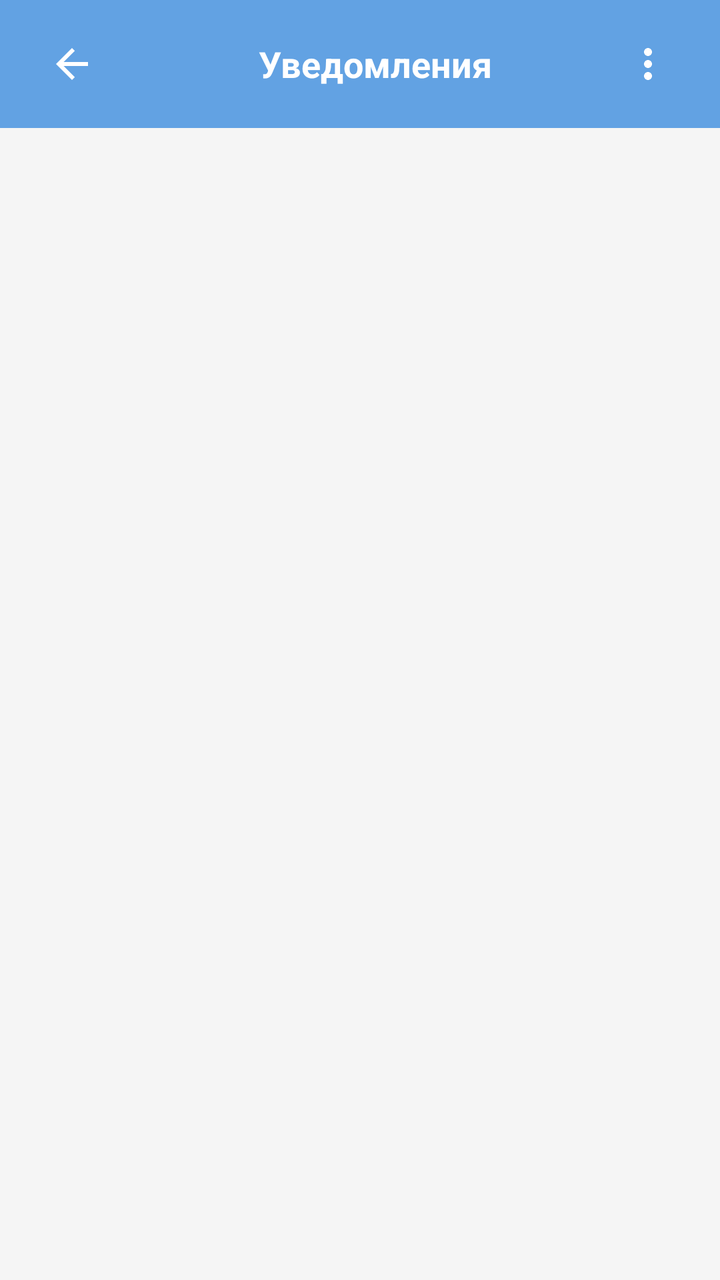
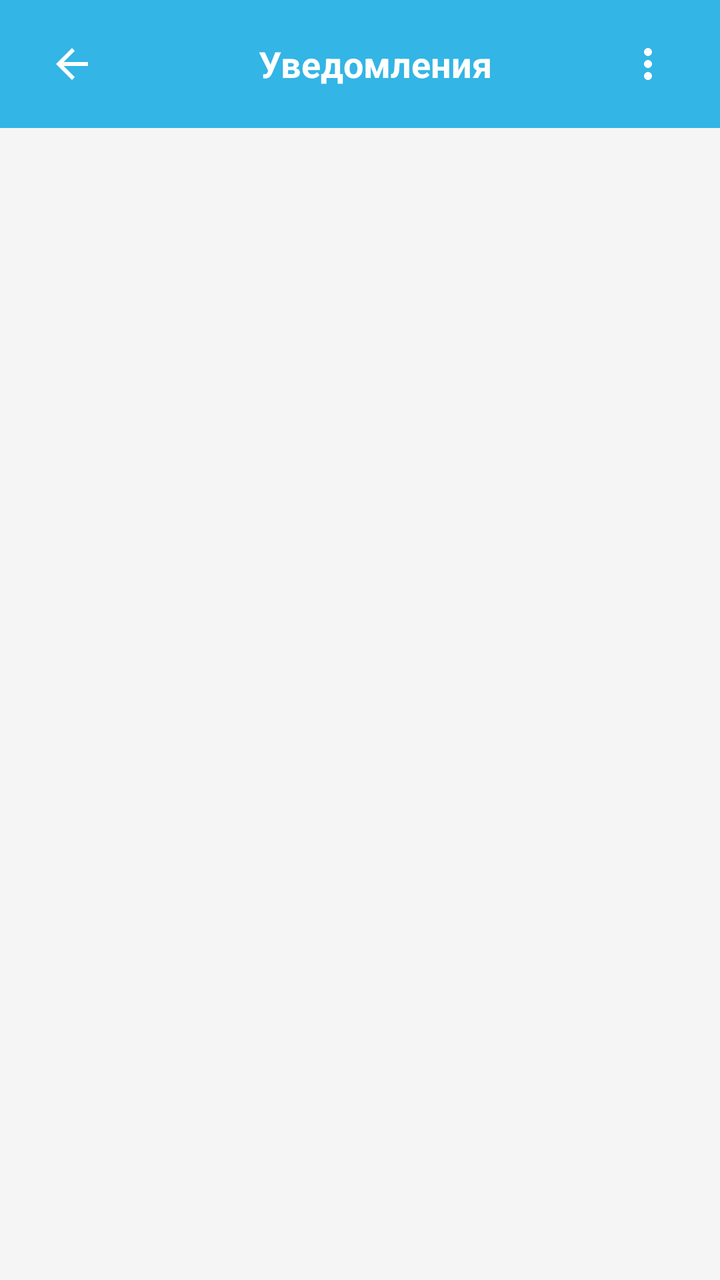

Two renders of the same Android screen: before a commit and after it. Below are the layout's source before the change and the commit's diff.
<!-- AndroidManifest.xml: application theme Theme.FitnessApp -->
<!-- res/layout/activity_notifications.xml -->
<?xml version="1.0" encoding="utf-8"?>
<RelativeLayout xmlns:android="http://schemas.android.com/apk/res/android"
    xmlns:app="http://schemas.android.com/apk/res-auto"
    xmlns:tools="http://schemas.android.com/tools"
    android:layout_width="match_parent"
    android:layout_height="match_parent"
    tools:context=".activities.NotificationsActivity">

    
    <androidx.appcompat.widget.Toolbar
        android:id="@+id/toolbar"
        android:layout_width="match_parent"
        android:layout_height="?attr/actionBarSize"
        android:background="@color/menuColor"
        android:theme="?attr/actionBarTheme"
        android:elevation="4dp">

        
        <RelativeLayout
            android:background="@color/menuColor"
            android:layout_width="match_parent"
            android:layout_height="match_parent">

            
            <ImageView
                android:id="@+id/backButton"
                android:layout_width="24dp"
                android:layout_height="24dp"
                android:src="@drawable/ic_arrow_back"
                android:layout_centerVertical="true"
                android:layout_marginStart="8dp"
                android:contentDescription="Назад"
                app:tint="@android:color/white"/>

            
            <TextView
                android:layout_width="wrap_content"
                android:layout_height="wrap_content"
                android:text="Уведомления"
                android:layout_centerInParent="true"
                android:textColor="@android:color/white"
                android:textSize="18sp"
                android:textStyle="bold"/>

            
            <ImageView
                android:id="@+id/btnMenu"
                android:layout_width="40dp"
                android:layout_height="40dp"
                android:src="@drawable/ic_move_menu"
                android:layout_centerVertical="true"
                android:layout_alignParentEnd="true"
                android:layout_marginEnd="16dp"
                android:padding="8dp"
                android:clickable="true"
                android:focusable="true"
                app:tint="@android:color/white"/>

        </RelativeLayout>

    </androidx.appcompat.widget.Toolbar>

    
    <LinearLayout
        android:id="@+id/dropdownMenu"
        android:layout_width="200dp"
        android:layout_height="60dp"
        android:layout_below="@id/toolbar"
        android:layout_alignParentEnd="true"
        android:layout_marginTop="4dp"
        android:layout_marginEnd="16dp"
        android:background="@drawable/menu_background"
        android:orientation="vertical"
        android:visibility="gone"
        android:elevation="12dp">

        
        <TextView
            android:id="@+id/menuDeleteAll"
            android:layout_width="match_parent"
            android:layout_height="match_parent"
            android:text="Удалить все"
            android:textSize="18sp"
            android:textStyle="bold"
            android:gravity="center"
            android:padding="16dp"
            android:background="@drawable/menu_item_background"
            android:textColor="#FF0000"/>

    </LinearLayout>

    
    <ScrollView
        android:layout_width="match_parent"
        android:layout_height="match_parent"
        android:layout_below="@id/toolbar"
        android:padding="16dp"
        android:background="#F5F5F5">

        
        <LinearLayout
            android:id="@+id/notificationsContainer"
            android:layout_width="match_parent"
            android:layout_height="wrap_content"
            android:orientation="vertical" />

    </ScrollView>
</RelativeLayout>
<!-- resources referenced by this layout -->
<resources>
  <color name="menuColor">#62A2E3</color>
  <!-- drawable ic_arrow_back (drawable) -->
  <vector xmlns:android="http://schemas.android.com/apk/res/android" android:autoMirrored="true" android:height="24dp" android:tint="#FF3A5C" android:viewportHeight="24" android:viewportWidth="24" android:width="24dp">
        
      <path android:fillColor="@android:color/white" android:pathData="M20,11H7.83l5.59,-5.59L12,4l-8,8 8,8 1.41,-1.41L7.83,13H20v-2z"/>
      
  </vector>
  <!-- drawable ic_move_menu (drawable) -->
  <?xml version="1.0" encoding="utf-8"?>
  <vector xmlns:android="http://schemas.android.com/apk/res/android"
      android:width="24dp"
      android:height="24dp"
      android:viewportWidth="24"
      android:viewportHeight="24">
      <path
          android:fillColor="@color/black"
          android:pathData="M12,8c1.1,0 2,-0.9 2,-2s-0.9,-2 -2,-2 -2,0.9 -2,2 0.9,2 2,2zM12,
          10c-1.1,0 -2,0.9 -2,2s0.9,2 2,2 2,-0.9 2,-2 -0.9,-2 -2,-2zM12,16c-1.1,0 -2,0.9 -2,
          2s0.9,2 2,2 2,-0.9 2,-2 -0.9,-2 -2,-2z"/>
  </vector>
  <!-- drawable menu_background (drawable) -->
  <?xml version="1.0" encoding="utf-8"?>
  <shape xmlns:android="http://schemas.android.com/apk/res/android">
      <solid android:color="#FFFFFF"/>
      <corners android:radius="8dp"/>
      <stroke android:width="1dp" android:color="#CCCCCC"/>
  </shape>
  <!-- drawable menu_item_background (drawable) -->
  <?xml version="1.0" encoding="utf-8"?>
  <selector xmlns:android="http://schemas.android.com/apk/res/android">
      <item android:state_pressed="true">
          <shape android:shape="rectangle">
              <solid android:color="#E0E0E0"/>
          </shape>
      </item>
  </selector>
  <style name="Theme.FitnessApp" parent="Base.Theme.FitnessApp">
          <item name="android:windowAnimationStyle">@null</item>
          <item name="colorAccent">@color/colorAccent</item>
          <item name="colorControlActivated">@color/colorAccent</item>
      </style>
  <color name="black">#FF000000</color>
  <style name="Base.Theme.FitnessApp" parent="Theme.Material3.DayNight.NoActionBar">
          
          
      </style>
  <color name="colorAccent">#FF3A5C</color>
</resources>

<!-- the commit's change to res/layout/activity_notifications.xml (unified diff, before → after) -->
@@ -11,13 +11,13 @@
         android:id="@+id/toolbar"
         android:layout_width="match_parent"
         android:layout_height="?attr/actionBarSize"
-        android:background="@color/menuColor"
+        android:background="@android:color/holo_blue_light"
         android:theme="?attr/actionBarTheme"
         android:elevation="4dp">
 
         
         <RelativeLayout
-            android:background="@color/menuColor"
+            android:background="@android:color/holo_blue_light"
             android:layout_width="match_parent"
             android:layout_height="match_parent">
 
<!-- resource entries referenced after the edit -->
@@ -1,6 +1,5 @@
 <!-- resources referenced by this layout -->
 <resources>
-  <color name="menuColor">#62A2E3</color>
   <!-- drawable ic_arrow_back (drawable) -->
   <vector xmlns:android="http://schemas.android.com/apk/res/android" android:autoMirrored="true" android:height="24dp" android:tint="#FF3A5C" android:viewportHeight="24" android:viewportWidth="24" android:width="24dp">
         
